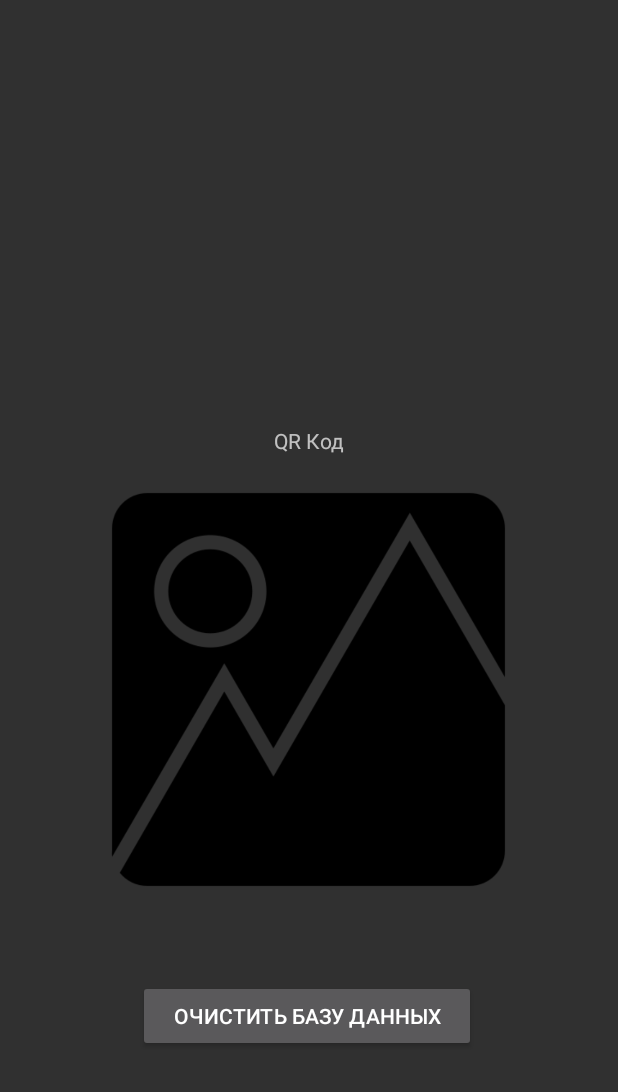
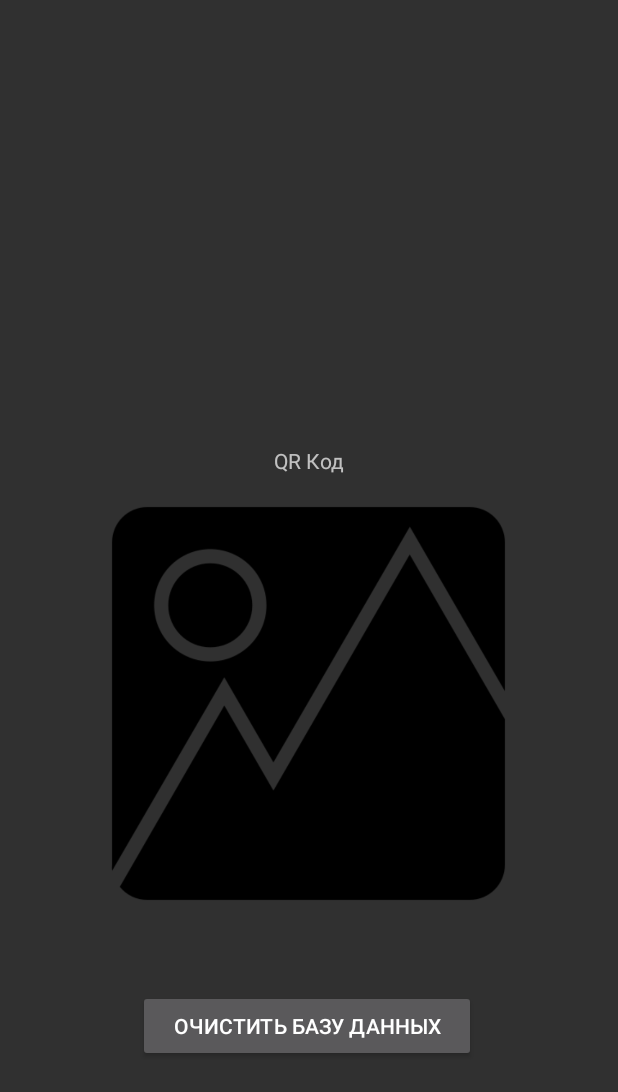
Before and after one commit to essepunto/napitka, an Android app: the PrintActivity screen opened directly, with no data from a screen before it, on a phone screen of 412 x 824 dp. Shown: the top 1092 px of the screen. Run offline under Robolectric (Android 15) with nearby library versions, the phone set to English and light mode, and no system bars.

Commit message:
доработка

```diff
--- a/app/src/main/res/layout/activity_print.xml
+++ b/app/src/main/res/layout/activity_print.xml
@@ -8,9 +8,11 @@
 
     <ListView
         android:id="@+id/listView"
-        android:layout_width="408dp"
-        android:layout_height="260dp"
+        android:layout_width="310dp"
+        android:layout_height="265dp"
+        android:layout_marginTop="4dp"
         app:layout_constraintEnd_toEndOf="parent"
+        app:layout_constraintHorizontal_bias="0.466"
         app:layout_constraintStart_toStartOf="parent"
         app:layout_constraintTop_toTopOf="parent" />
 
@@ -18,7 +20,7 @@
         android:id="@+id/textView3"
         android:layout_width="142dp"
         android:layout_height="28dp"
-        android:layout_marginTop="20dp"
+        android:layout_marginTop="24dp"
         android:gravity="center"
         android:text="QR Код"
         app:layout_constraintEnd_toEndOf="parent"
@@ -30,7 +32,7 @@
         android:id="@+id/qrImage"
         android:layout_width="310dp"
         android:layout_height="279dp"
-        android:layout_marginTop="12dp"
+        android:layout_marginTop="8dp"
         app:layout_constraintEnd_toEndOf="parent"
         app:layout_constraintHorizontal_bias="0.495"
         app:layout_constraintStart_toStartOf="parent"
```
Also changed, not shown: app/src/main/res/layout/start_main.xml (+0 -11 lines).
